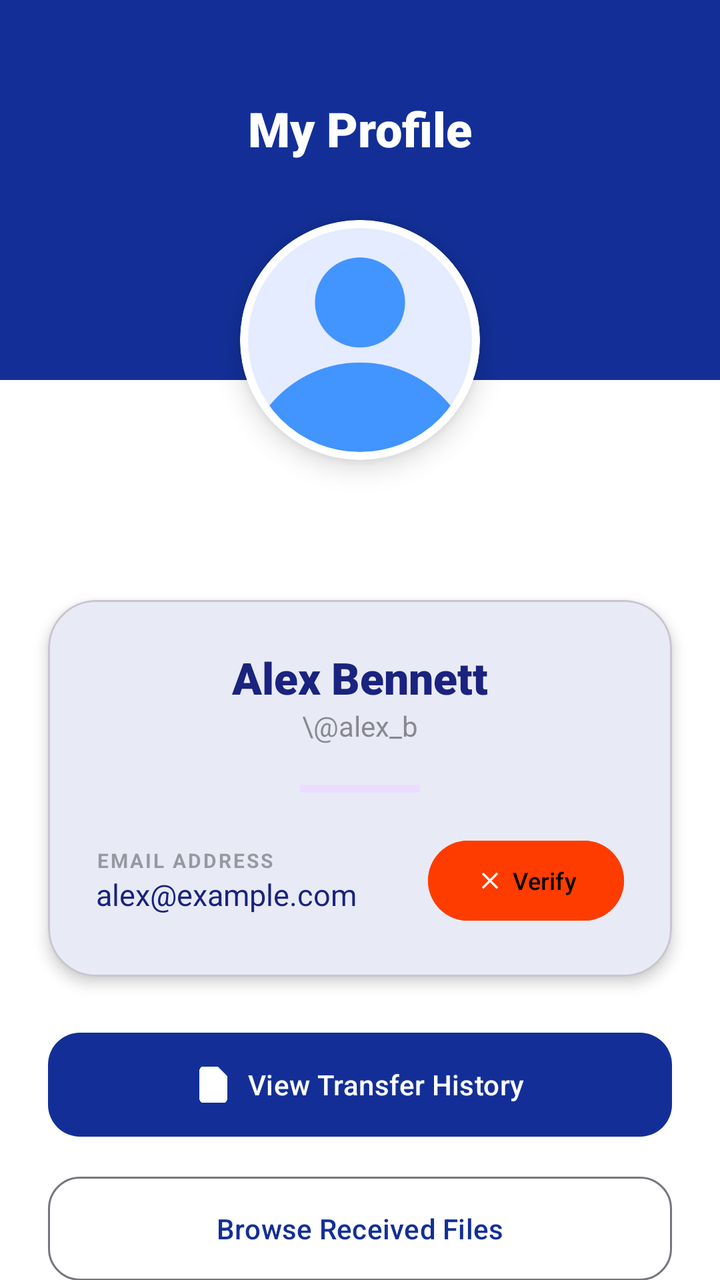
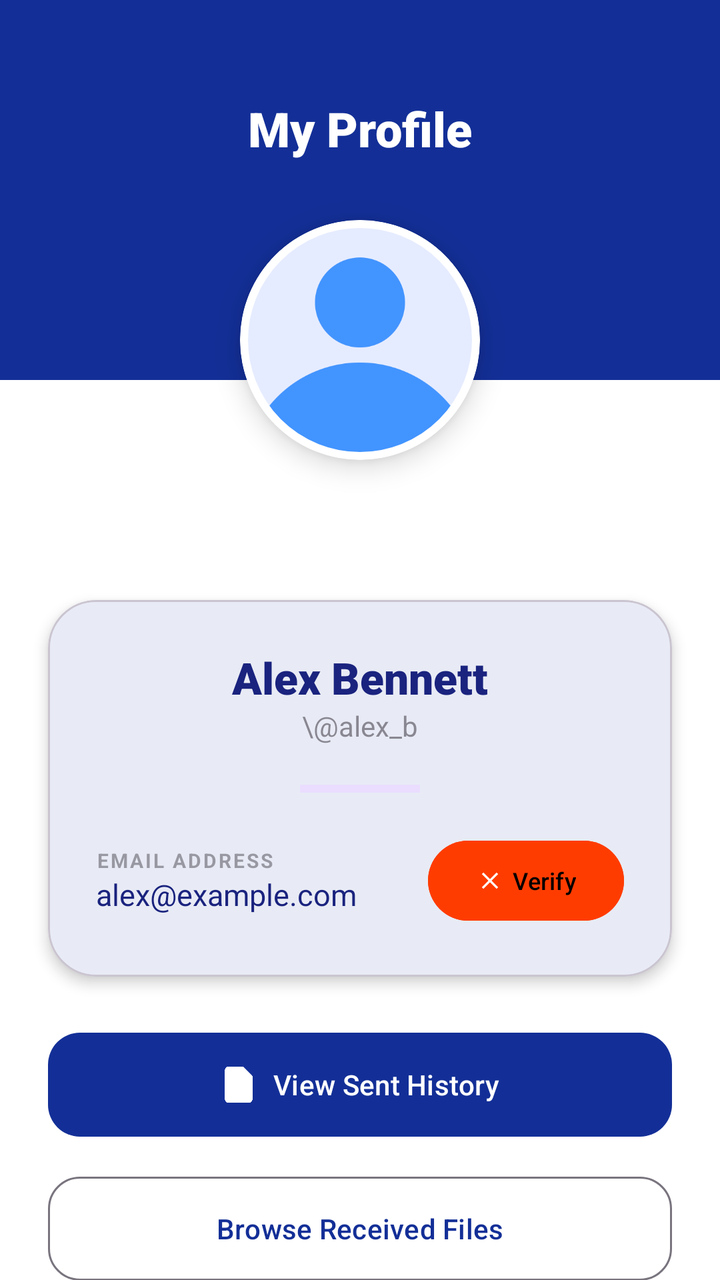

Compare the two renders of this Android layout. The source of the first and the diff that turns it into the second are given below.
<!-- AndroidManifest.xml: application theme Theme.MyApplication -->
<!-- res/layout/activity_user_profile.xml -->
<?xml version="1.0" encoding="utf-8"?>
<androidx.coordinatorlayout.widget.CoordinatorLayout
    xmlns:android="http://schemas.android.com/apk/res/android"
    xmlns:app="http://schemas.android.com/apk/res-auto"
    xmlns:tools="http://schemas.android.com/tools"
    android:layout_width="match_parent"
    android:layout_height="match_parent"
    android:background="?attr/colorSurfaceContainerLowest">

    <androidx.constraintlayout.widget.ConstraintLayout
        android:layout_width="match_parent"
        android:layout_height="match_parent">

        <View
            android:id="@+id/header_bg"
            android:layout_width="match_parent"
            android:layout_height="190dp"
            android:background="?attr/colorPrimary"
            app:layout_constraintTop_toTopOf="parent" />

        <TextView
            android:id="@+id/profile_text"
            android:layout_width="wrap_content"
            android:layout_height="wrap_content"
            android:layout_marginTop="48dp"
            android:fontFamily="sans-serif-black"
            android:text="My Profile"
            android:textColor="?attr/colorOnPrimary"
            android:textSize="24sp"
            app:layout_constraintEnd_toEndOf="parent"
            app:layout_constraintStart_toStartOf="parent"
            app:layout_constraintTop_toTopOf="parent" />

        <com.google.android.material.card.MaterialCardView
            android:id="@+id/image_wrapper"
            android:layout_width="120dp"
            android:layout_height="120dp"
            android:layout_marginTop="110dp"
            app:cardCornerRadius="60dp"
            app:cardElevation="8dp"
            app:strokeColor="?attr/colorSurface"
            app:strokeWidth="4dp"
            app:layout_constraintEnd_toEndOf="parent"
            app:layout_constraintStart_toStartOf="parent"
            app:layout_constraintTop_toTopOf="parent">

            <ImageView
                android:id="@+id/profile_image"
                android:layout_width="match_parent"
                android:layout_height="match_parent"
                android:scaleType="centerCrop"
                android:src="@drawable/ic_user" />
        </com.google.android.material.card.MaterialCardView>

        <com.google.android.material.card.MaterialCardView
            android:id="@+id/info_card"
            android:layout_width="match_parent"
            android:layout_height="wrap_content"
            android:layout_marginHorizontal="24dp"
            android:layout_marginTop="70dp"
            app:cardCornerRadius="24dp"
            app:cardElevation="4dp"
            app:layout_constraintTop_toBottomOf="@id/image_wrapper">

            <LinearLayout
                android:layout_width="match_parent"
                android:layout_height="wrap_content"
                android:gravity="center"
                android:orientation="vertical"
                android:padding="24dp">

                <TextView
                    android:id="@+id/tv_fullname"
                    android:layout_width="wrap_content"
                    android:layout_height="wrap_content"
                    android:fontFamily="sans-serif-black"
                    android:text="Alex Bennett"
                    android:textColor="?attr/colorOnSurface"
                    android:textSize="22sp" />

                <TextView
                    android:id="@+id/tv_username"
                    android:layout_width="wrap_content"
                    android:layout_height="wrap_content"
                    android:alpha="0.6"
                    android:text="\@alex_b"
                    android:textSize="14sp" />

                <View
                    android:layout_width="60dp"
                    android:layout_height="4dp"
                    android:layout_marginVertical="20dp"
                    android:background="?attr/colorPrimaryContainer" />

                <LinearLayout
                    android:layout_width="match_parent"
                    android:layout_height="wrap_content"
                    android:gravity="center_vertical"
                    android:orientation="horizontal">

                    <LinearLayout
                        android:layout_width="0dp"
                        android:layout_height="wrap_content"
                        android:layout_weight="1"
                        android:orientation="vertical">

                        <TextView
                            android:layout_width="wrap_content"
                            android:layout_height="wrap_content"
                            android:text="EMAIL ADDRESS"
                            android:textSize="10sp"
                            android:textStyle="bold"
                            android:alpha="0.5"
                            android:letterSpacing="0.1" />

                        <TextView
                            android:id="@+id/tv_email"
                            android:layout_width="wrap_content"
                            android:layout_height="wrap_content"
                            android:text="alex@example.com"
                            android:textColor="?attr/colorOnSurface"
                            android:textSize="15sp" />
                    </LinearLayout>

                    <com.google.android.material.button.MaterialButton
                        android:id="@+id/btn_verify_email"
                        style="@style/Widget.Material3.Button.TonalButton"
                        android:layout_width="wrap_content"
                        android:layout_height="wrap_content"
                        android:text="Verify"
                        android:textSize="12sp"
                        app:cornerRadius="20dp"
                        app:icon="@drawable/ic_close"
                        app:iconTint="?attr/colorOnPrimary"
                        app:iconPadding="4dp"
                        app:iconSize="14dp"
                        android:backgroundTint="#FF3C00"
                        android:textColor="#000000" />
                </LinearLayout>

            </LinearLayout>
        </com.google.android.material.card.MaterialCardView>

        <LinearLayout
            android:layout_width="match_parent"
            android:layout_height="wrap_content"
            android:layout_marginHorizontal="24dp"
            android:layout_marginTop="24dp"
            android:orientation="vertical"
            app:layout_constraintTop_toBottomOf="@id/info_card">

            <com.google.android.material.button.MaterialButton
                android:id="@+id/btn_user_history"
                style="@style/Widget.Material3.Button"
                android:layout_width="match_parent"
                android:layout_height="60dp"
                android:text="View Transfer History"
                app:cornerRadius="16dp"
                app:icon="@drawable/ic_docs"
                app:iconGravity="textStart" />

            <com.google.android.material.button.MaterialButton
                android:id="@+id/btn_received_files"
                style="@style/Widget.Material3.Button.OutlinedButton"
                android:layout_width="match_parent"
                android:layout_height="60dp"
                android:layout_marginTop="12dp"
                android:text="Browse Received Files"
                app:cornerRadius="16dp" />

        </LinearLayout>

    </androidx.constraintlayout.widget.ConstraintLayout>

    <com.google.android.material.card.MaterialCardView
        android:id="@+id/error_card"
        android:layout_width="match_parent"
        android:layout_height="wrap_content"
        android:layout_margin="24dp"
        android:layout_gravity="top"
        android:visibility="gone"
        app:cardBackgroundColor="#FFF1F2"
        app:cardCornerRadius="16dp"
        app:cardElevation="8dp"
        app:strokeColor="#FDA4AF"
        app:strokeWidth="1dp"
        app:layout_behavior="com.google.android.material.behavior.HideBottomViewOnScrollBehavior">

        <LinearLayout
            android:layout_width="match_parent"
            android:layout_height="wrap_content"
            android:gravity="center_vertical"
            android:orientation="horizontal"
            android:padding="16dp">

            <ImageView
                android:layout_width="24dp"
                android:layout_height="24dp"
                android:src="@drawable/ic_close"
                app:tint="#E11D48" />

            <TextView
                android:id="@+id/error_msg"
                android:layout_width="0dp"
                android:layout_height="wrap_content"
                android:layout_marginStart="12dp"
                android:layout_weight="1"
                android:fontFamily="sans-serif-medium"
                android:text="Unable to verify email. Please try again."
                android:textColor="#9F1239"
                android:textSize="14sp" />

        </LinearLayout>
    </com.google.android.material.card.MaterialCardView>
</androidx.coordinatorlayout.widget.CoordinatorLayout>
<!-- resources referenced by this layout -->
<resources>
  <!-- drawable ic_close (drawable) -->
  <vector xmlns:android="http://schemas.android.com/apk/res/android"
      android:width="24dp"
      android:height="24dp"
      android:viewportWidth="24"
      android:viewportHeight="24"
      android:tint="?attr/colorControlNormal"> <path
      android:fillColor="@android:color/white"
      android:pathData="M19,6.41L17.59,5,12,10.59,6.41,5,5,6.41,10.59,12,5,17.59,6.41,19,12,13.41,17.59,19,19,17.59,13.41,12z"/>
  </vector>
  <!-- drawable ic_docs: png bitmap (drawable, 7834 bytes) -->
  <!-- drawable ic_user: png bitmap (drawable, 19293 bytes) -->
  <style name="Theme.MyApplication" parent="Base.Theme.MyApplication" />
  <style name="Base.Theme.MyApplication" parent="Theme.Material3.DayNight.NoActionBar">
  
          <item name="colorPrimary">#132F97</item>
          <item name="colorOnPrimary">@color/white</item>
          <item name="colorSurface">@color/white</item>
          <item name="colorOnSurface">#1A237E</item>
          <item name="colorSecondary">#527132</item>
          <item name="android:statusBarColor">?attr/colorSurface</item>
          <item name="android:windowLightStatusBar">true</item>
          <item name="android:navigationBarColor">?attr/colorSurface</item>
      </style>
  <color name="white">#FFFFFFFF</color>
</resources>

<!-- the commit's change to res/layout/activity_user_profile.xml (unified diff, before → after) -->
@@ -154,7 +154,7 @@
                 style="@style/Widget.Material3.Button"
                 android:layout_width="match_parent"
                 android:layout_height="60dp"
-                android:text="View Transfer History"
+                android:text="View Sent History"
                 app:cornerRadius="16dp"
                 app:icon="@drawable/ic_docs"
                 app:iconGravity="textStart" />
@@ -167,6 +167,17 @@
                 android:layout_marginTop="12dp"
                 android:text="Browse Received Files"
                 app:cornerRadius="16dp" />
+
+            <com.google.android.material.button.MaterialButton
+                android:id="@+id/btn_receive_history"
+                style="@style/Widget.Material3.Button.OutlinedButton"
+                android:layout_width="match_parent"
+                android:layout_height="60dp"
+                android:layout_marginTop="12dp"
+                android:text="View Received History"
+                app:cornerRadius="16dp"
+                app:icon="@drawable/ic_download"
+                app:iconGravity="textStart" />
 
         </LinearLayout>
 
<!-- resource entries referenced after the edit -->
@@ -11,6 +11,7 @@
       android:pathData="M19,6.41L17.59,5,12,10.59,6.41,5,5,6.41,10.59,12,5,17.59,6.41,19,12,13.41,17.59,19,19,17.59,13.41,12z"/>
   </vector>
   <!-- drawable ic_docs: png bitmap (drawable, 7834 bytes) -->
+  <!-- drawable ic_download: png bitmap (drawable, 23201 bytes) -->
   <!-- drawable ic_user: png bitmap (drawable, 19293 bytes) -->
   <style name="Theme.MyApplication" parent="Base.Theme.MyApplication" />
   <style name="Base.Theme.MyApplication" parent="Theme.Material3.DayNight.NoActionBar">
